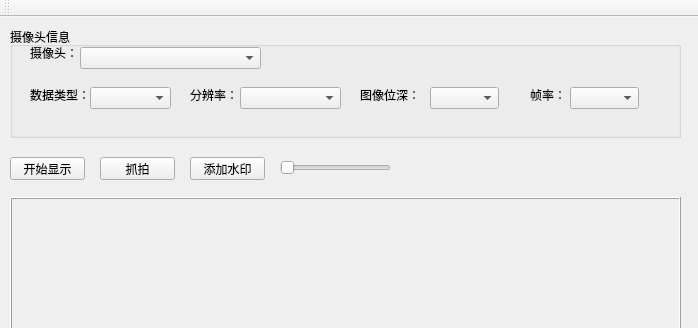
K0bai/CameraTools, file CameraTools/CameraTools/CameraTools.ui: the form before one commit; both pictures show x 0 to 698 and y 0 to 328 of the 698 by 649 pixel window.
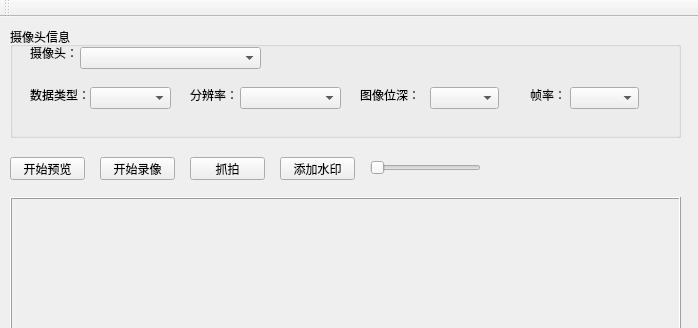
The form after the commit.

Commit message: achieve config camera and optimize code

Patch:
```diff
--- a/CameraTools/CameraTools/CameraTools.ui
+++ b/CameraTools/CameraTools/CameraTools.ui
@@ -152,7 +152,7 @@
      </rect>
     </property>
     <property name="text">
-     <string>开始显示</string>
+     <string>开始预览</string>
     </property>
    </widget>
    <widget class="QLabel" name="label_show_picture">
@@ -183,7 +183,7 @@
    <widget class="QPushButton" name="pushButton_Grab">
     <property name="geometry">
      <rect>
-      <x>100</x>
+      <x>190</x>
       <y>140</y>
       <width>75</width>
       <height>23</height>
@@ -196,7 +196,7 @@
    <widget class="QPushButton" name="pushButton_addmask">
     <property name="geometry">
      <rect>
-      <x>190</x>
+      <x>280</x>
       <y>140</y>
       <width>75</width>
       <height>23</height>
@@ -209,7 +209,7 @@
    <widget class="QSlider" name="horizontalSlider_transparency">
     <property name="geometry">
      <rect>
-      <x>280</x>
+      <x>370</x>
       <y>140</y>
       <width>111</width>
       <height>22</height>
@@ -219,6 +219,19 @@
      <enum>Qt::Horizontal</enum>
     </property>
    </widget>
+   <widget class="QPushButton" name="pushButton_StartCapture">
+    <property name="geometry">
+     <rect>
+      <x>100</x>
+      <y>140</y>
+      <width>75</width>
+      <height>23</height>
+     </rect>
+    </property>
+    <property name="text">
+     <string>开始录像</string>
+    </property>
+   </widget>
   </widget>
   <widget class="QMenuBar" name="menuBar">
    <property name="geometry">
```
Left out of the diff: 25 changed lines with no effect on the pictures. The commit also changes 22 other files.
